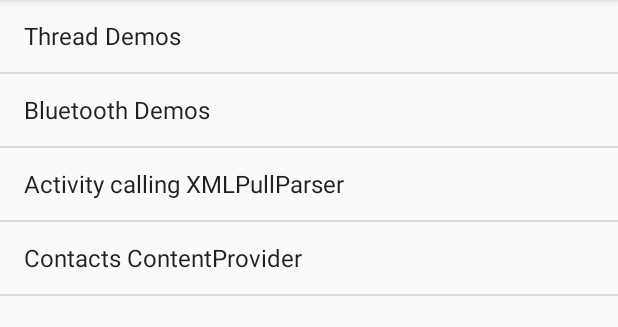
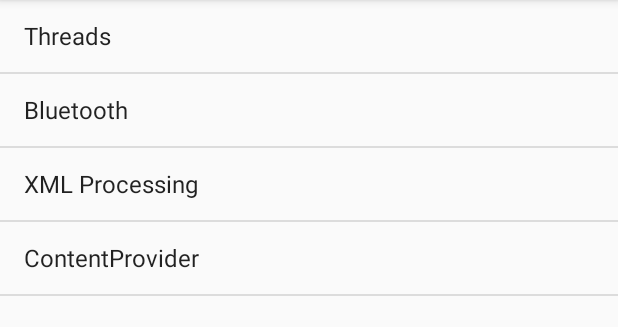
Before and after one commit to efoertsch/DemoCode, an Android app: the screen it shows after launch (DemoListActivity), on a phone screen of 412 x 824 dp, the part 84-411 px from its top. Run offline under Robolectric (Android 15) with nearby library versions, the phone set to English and light mode, and no system bars.

Commit message:
Refactored code. Fixed BLe issue on pre 5.0 devices. Also fixed some UI tablet issues

```diff
--- a/app/src/main/AndroidManifest.xml
+++ b/app/src/main/AndroidManifest.xml
@@ -121,7 +121,7 @@
                 android:value="splitActionBarWhenNarrow" />
         </activity>
         <activity
-            android:name=".ActivityForParserOutput"
+            android:name=".handlingxml.ActivityForParserOutput"
             android:parentActivityName=".FunctionListActivity"
             android:uiOptions="splitActionBarWhenNarrow">
 
@@ -202,7 +202,7 @@
                 android:value="splitActionBarWhenNarrow" />
         </activity>
         <activity
-            android:name=".ContactsActivity"
+            android:name=".contentprovider.ContactsActivity"
             android:parentActivityName=".FunctionListActivity"
             android:uiOptions="splitActionBarWhenNarrow">
 
--- a/app/src/main/java/com/fisincorporated/democode/FunctionListFragment.java
+++ b/app/src/main/java/com/fisincorporated/democode/FunctionListFragment.java
@@ -3,7 +3,9 @@ package com.fisincorporated.democode;
 
 import com.fisincorporated.democode.bluetooth.ClassicBluetoothDiscoveryActivity;
 import com.fisincorporated.democode.bluetooth.ListSearchBluetoothActivity;
+import com.fisincorporated.democode.contentprovider.ContactsActivity;
 import com.fisincorporated.democode.demoui.DemoListActivity;
+import com.fisincorporated.democode.handlingxml.ActivityForParserOutput;
 import com.fisincorporated.democode.threads.AsyncTaskActivity;
 import com.fisincorporated.democode.threads.HandlerThreadActivity;
 import com.fisincorporated.democode.threads.IntentServiceActivity;
--- a/app/src/main/java/com/fisincorporated/democode/bluetooth/BleScanFragment.java
+++ b/app/src/main/java/com/fisincorporated/democode/bluetooth/BleScanFragment.java
@@ -186,6 +186,7 @@ public class BleScanFragment extends MasterFragment {
                         .setScanMode(ScanSettings.SCAN_MODE_LOW_LATENCY)
                         .build();
                 mFilters = new ArrayList<ScanFilter>();
+                getScanCallback();
             }
             scanLeDevice(true);
         }
--- a/app/src/main/java/com/fisincorporated/democode/ContactsActivity.java
+++ b/app/src/main/java/com/fisincorporated/democode/contentprovider/ContactsActivity.java
@@ -1,4 +1,4 @@
-package com.fisincorporated.democode;
+package com.fisincorporated.democode.contentprovider;
 
 import android.content.ContentResolver;
 import android.content.Context;
@@ -13,6 +13,8 @@ import android.widget.ArrayAdapter;
 import android.widget.ListView;
 import android.widget.ProgressBar;
 import android.widget.TextView;
+
+import com.fisincorporated.democode.R;
 
 import java.util.ArrayList;
 
--- a/app/src/main/java/com/fisincorporated/democode/demoui/DemoListActivity.java
+++ b/app/src/main/java/com/fisincorporated/democode/demoui/DemoListActivity.java
@@ -26,17 +26,32 @@ import com.fisincorporated.democode.R;
 public class DemoListActivity extends AppCompatActivity implements
         DemoListFragment.Callbacks {
     private static final String TAG = DemoListActivity.class.getSimpleName();
-    private static final String MAIN_FRAGMENT_TITLE = "com.fisincorporated.democode.demoui.MAIN_FRAGMENT_TITLE";
-
+    private static final String MASTER_FRAGMENT_TITLE = "com.fisincorporated.democode.demoui.MASTER_FRAGMENT_TITLE";
+    private static final String DETAIL_FRAGMENT_TITLE = "com.fisincorporated.democode.demoui.DETAIL_FRAGMENT_TITLE";
     /**
      * Whether or not the activity is in two-pane mode, i.e. running on a tablet
      * device.
      */
     private boolean mTwoPane;
-    private AlertDialog errorAlertDialog;
-    protected ActionBar actionBar;
-    private TextView tvActionBarSubHeader ;
-    private TextView tvFragmentHeaderText;
+    private AlertDialog mErrorAlertDialog;
+    protected ActionBar mActionBar;
+    private TextView mTvActionBarSubHeader;
+    private TextView mTvFragmentHeaderText;
+    /**
+     * A JSON list of the demo topics that can be selected
+     */
+    private String mDemoListJson = null;
+    /**
+     * The demo topic header (only not null once you start drilling down
+     */
+    private String mMainFragmentTitle = null;
+
+    /**
+     * Hold detail fragment text (only not null when you get down to last level of list and a
+     * demo topic is selected from the master list
+     */
+    private String mDetailFragmentTitle = null;
+
 
     //added for tablet
     protected int getLayoutResId() {
@@ -45,21 +60,20 @@ public class DemoListActivity extends AppCompatActivity implements
 
     @Override
     protected void onCreate(Bundle savedInstanceState) {
-        DemoTopicList demoTopicList = null;
         super.onCreate(savedInstanceState);
         setContentView(getLayoutResId());
 
-        tvActionBarSubHeader = (TextView) findViewById(R.id.tvActionBarSubHeader);
-        tvFragmentHeaderText = (TextView) findViewById(R.id.tvFragmentHeaderText);
-        actionBar = getSupportActionBar();
-        actionBar.setDisplayHomeAsUpEnabled(true);
+        mTvActionBarSubHeader = (TextView) findViewById(R.id.tvActionBarSubHeader);
+        mTvFragmentHeaderText = (TextView) findViewById(R.id.tvFragmentHeaderText);
+        mActionBar = getSupportActionBar();
+        mActionBar.setDisplayHomeAsUpEnabled(true);
         // See if intent had list of fragments (to be passed to list fragment)
-        // Note demoListJson may be null if just starting this as main activity
-        String demoListJson = getIntent().getStringExtra(DemoTopicList.DEMO_LIST);
-        String mainFragmentTitle = getIntent().getStringExtra(MAIN_FRAGMENT_TITLE);
-        if (mainFragmentTitle != null) {
-            tvActionBarSubHeader.setText(mainFragmentTitle);
-            tvActionBarSubHeader.setVisibility(View.VISIBLE);
+        // Note mDemoListJson may be null if just starting this as main activity
+        mDemoListJson = getIntent().getStringExtra(DemoTopicList.DEMO_LIST);
+        mMainFragmentTitle = getIntent().getStringExtra(MASTER_FRAGMENT_TITLE);
+        if (mMainFragmentTitle != null && mTvActionBarSubHeader != null) {
+            mTvActionBarSubHeader.setText(mMainFragmentTitle);
+            mTvActionBarSubHeader.setVisibility(View.VISIBLE);
         }
 
 
@@ -78,13 +92,14 @@ public class DemoListActivity extends AppCompatActivity implements
             fragment = new DemoListFragment();
             // pass the list of demo fragments to the list fragment
             Bundle bundle = new Bundle();
-            bundle.putString(DemoTopicList.DEMO_LIST, demoListJson);
+            bundle.putString(DemoTopicList.DEMO_LIST, mDemoListJson);
             fragment.setArguments(bundle);
 
             fm.beginTransaction().add(R.id.fragmentContainer, fragment)
                     .commit();
         }
     }
+
 
     @Override
     public boolean onOptionsItemSelected(MenuItem item) {
@@ -112,7 +127,7 @@ public class DemoListActivity extends AppCompatActivity implements
         if (demoTopicInfo.getDemoListClassName() != null) {
             Intent listIntent = new Intent(this, Class.forName(demoTopicInfo.getActivity()));
             listIntent.putExtra(DemoTopicList.DEMO_LIST, demoTopicInfo.getDemoListClassName());
-            listIntent.putExtra(MAIN_FRAGMENT_TITLE, demoTopicInfo.getDescription());
+            listIntent.putExtra(MASTER_FRAGMENT_TITLE, demoTopicInfo.getDescription());
             startActivity(listIntent);
             return;
         }
@@ -137,8 +152,9 @@ public class DemoListActivity extends AppCompatActivity implements
                     getSupportFragmentManager().beginTransaction()
                             //.replace(R.id.item_detail_container, fragment).commit();
                             .replace(R.id.detailFragmentContainer, fragment).commit();
-                    tvFragmentHeaderText.setText(demoTopicInfo.getDescription());
-                    tvFragmentHeaderText.setVisibility(View.VISIBLE);
+                    mDetailFragmentTitle = demoTopicInfo.getDescription();
+                    mTvFragmentHeaderText.setText(mDetailFragmentTitle);
+                    mTvFragmentHeaderText.setVisibility(View.VISIBLE);
                 } catch (InstantiationException e) {
                     displayError("InstantiationException", demoTopicInfo.getFragment() + " " + e.toString());
                 } catch (IllegalAccessException e) {
@@ -159,6 +175,26 @@ public class DemoListActivity extends AppCompatActivity implements
 
     }
 
+    @Override
+    public void onSaveInstanceState(Bundle outState) {
+        super.onSaveInstanceState(outState);
+        outState.putString(DemoTopicList.DEMO_LIST, mDemoListJson);
+        outState.putString(MASTER_FRAGMENT_TITLE, mMainFragmentTitle);
+        outState.putString(DETAIL_FRAGMENT_TITLE, mDetailFragmentTitle);
+    }
+
+    @Override
+    public void onRestoreInstanceState(Bundle savedInstanceState) {
+        mDemoListJson = savedInstanceState.getString(DemoTopicList.DEMO_LIST);
+        mMainFragmentTitle = savedInstanceState.getString(MASTER_FRAGMENT_TITLE);
+        mDetailFragmentTitle = savedInstanceState.getString(DETAIL_FRAGMENT_TITLE);
+        if (mDetailFragmentTitle != null) {
+            mTvFragmentHeaderText.setText(mDetailFragmentTitle);
+            mTvFragmentHeaderText.setVisibility(View.VISIBLE);
+        }
+
+    }
+
     private void displayError(String title, String description) {
         AlertDialog.Builder builder = new AlertDialog.Builder(this);
         // 2. Chain together various setter methods to set the dialog characteristics
@@ -166,10 +202,10 @@ public class DemoListActivity extends AppCompatActivity implements
                 .setTitle(title)
                 .setPositiveButton(R.string.ok, new DialogInterface.OnClickListener() {
                     public void onClick(DialogInterface dialog, int id) {
-                        errorAlertDialog.dismiss();
+                        mErrorAlertDialog.dismiss();
                     }
                 });
-        errorAlertDialog = builder.create();
-        errorAlertDialog.show();
+        mErrorAlertDialog = builder.create();
+        mErrorAlertDialog.show();
     }
 }
--- a/app/src/main/java/com/fisincorporated/democode/demoui/DemoListFragment.java
+++ b/app/src/main/java/com/fisincorporated/democode/demoui/DemoListFragment.java
@@ -32,7 +32,9 @@ public class DemoListFragment extends ListFragment {
      */
     private int mActivatedPosition = ListView.INVALID_POSITION;
 
-    private DemoTopicList demoTopicList = new DemoTopicList();
+
+    private String mDemoListClassName = null;
+    private DemoTopicList mDemoTopicList = new DemoTopicList();
 
     /**
      * A callback interface that all activities containing this fragment must
@@ -71,14 +73,16 @@ public class DemoListFragment extends ListFragment {
     public void onCreate(Bundle savedInstanceState) {
         super.onCreate(savedInstanceState);
         lookForArguments(savedInstanceState);
-        setListAdapter(new ArrayAdapter<DemoTopicInfo>(getActivity(),
-                android.R.layout.simple_list_item_activated_1, android.R.id.text1,
-                demoTopicList.ITEMS));
+
     }
 
     @Override
     public void onViewCreated(View view, Bundle savedInstanceState) {
         super.onViewCreated(view, savedInstanceState);
+
+        setListAdapter(new ArrayAdapter<DemoTopicInfo>(getActivity(),
+                android.R.layout.simple_list_item_activated_1, android.R.id.text1,
+                mDemoTopicList.ITEMS));
 
         // Restore the previously serialized activated item position.
         if (savedInstanceState != null
@@ -104,21 +108,21 @@ public class DemoListFragment extends ListFragment {
             bundle = savedInstanceState;
         }
         if (bundle != null) {
-            String demoListClassName = bundle.getString(DemoTopicList.DEMO_LIST);
-            demoTopicList = null;
-            if (demoListClassName != null) {
+            mDemoListClassName = bundle.getString(DemoTopicList.DEMO_LIST);
+            mDemoTopicList = null;
+            if (mDemoListClassName != null) {
                 try {
-                    Class<?> demoClass = Class.forName(demoListClassName);
-                    demoTopicList = (DemoTopicList) demoClass.newInstance();
+                    Class<?> demoClass = Class.forName(mDemoListClassName);
+                    mDemoTopicList = (DemoTopicList) demoClass.newInstance();
                 } catch (ClassNotFoundException cnfe) {
-                    demoTopicList = null;
+                    mDemoTopicList = null;
                 } catch (java.lang.InstantiationException e) {
-                    demoTopicList = null;
+                    mDemoTopicList = null;
                 } catch (IllegalAccessException e) {
-                    demoTopicList = null;
+                    mDemoTopicList = null;
                 }
             } else {
-                demoTopicList = new MainDemoTopicList();
+                mDemoTopicList = new MainDemoTopicList();
             }
         }
     }
@@ -151,7 +155,7 @@ public class DemoListFragment extends ListFragment {
 
         // Notify the active callbacks interface (the activity, if the
         // fragment is attached to one) that an item has been selected.
-        DemoTopicInfo demoTopicInfo = (DemoTopicInfo) demoTopicList.ITEMS.get(position);
+        DemoTopicInfo demoTopicInfo = (DemoTopicInfo) mDemoTopicList.ITEMS.get(position);
         try {
             mCallbacks.onItemSelected(demoTopicInfo);
         } catch (ClassNotFoundException e) {
@@ -163,6 +167,7 @@ public class DemoListFragment extends ListFragment {
     @Override
     public void onSaveInstanceState(Bundle outState) {
         super.onSaveInstanceState(outState);
+        outState.putString(DemoTopicList.DEMO_LIST, mDemoListClassName );
         if (mActivatedPosition != ListView.INVALID_POSITION) {
             // Serialize and persist the activated item position.
             outState.putInt(STATE_ACTIVATED_POSITION, mActivatedPosition);
--- a/app/src/main/java/com/fisincorporated/democode/demoui/MainDemoTopicList.java
+++ b/app/src/main/java/com/fisincorporated/democode/demoui/MainDemoTopicList.java
@@ -6,13 +6,14 @@ package com.fisincorporated.democode.demoui;
  */
 public class MainDemoTopicList extends DemoTopicList {
     private static final long serialVersionUID = 1L;
+
     public MainDemoTopicList() {
         // !!! Don't add .class postfix. This will give ClassNotFoundException,
-		addItem(new DemoTopicInfo("Thread Demos", "com.fisincorporated.democode.demoui.DemoListActivity",   "com.fisincorporated.democode.demoui.DemoListFragment", "com.fisincorporated.democode.threads.ThreadDemoTopicList"));
-		addItem(new DemoTopicInfo("Bluetooth Demos", "com.fisincorporated.democode.demoui.DemoListActivity",   "com.fisincorporated.democode.demoui.DemoListFragment", "com.fisincorporated.democode.bluetooth.BluetoothDemoTopicList"));
+        addItem(new DemoTopicInfo("Threads","com.fisincorporated.democode.demoui.DemoListActivity", "com.fisincorporated.democode.demoui.DemoListFragment", "com.fisincorporated.democode.threads.ThreadDemoTopicList"));
+        addItem(new DemoTopicInfo("Bluetooth","com.fisincorporated.democode.demoui.DemoListActivity", "com.fisincorporated.democode.demoui.DemoListFragment", "com.fisincorporated.democode.bluetooth.BluetoothDemoTopicList"));
 
-		addItem(new DemoTopicInfo("Activity calling XMLPullParser", "com.fisincorporated.democode.ActivityForParserOutput", null, null));
-		addItem(new DemoTopicInfo("Contacts ContentProvider", "com.fisincorporated.democode.ContactsActivity", null, null));
+        addItem(new DemoTopicInfo("XML Processing", "com.fisincorporated.democode.demoui.DemoListActivity", "com.fisincorporated.democode.demoui.DemoListFragment", "com.fisincorporated.democode.handlingxml.XMLDemoTopicList"));
+        addItem(new DemoTopicInfo("ContentProvider", "com.fisincorporated.democode.demoui.DemoListActivity", "com.fisincorporated.democode.demoui.DemoListFragment", "com.fisincorporated.democode.contentprovider.ContentProviderDemoTopicList"));
         //addItem(new DemoTopicInfo("ActivityTemplate (Activity only, no Fragment)", "com.fisincorporated.democode.ActivityTemplate", null,null));
         //addItem(new DemoTopicInfo("ActivityWithFragmentTemplate (Activity uses fragment)","com.fisincorporated.democode.ActivityWithFragmentTemplate", "com.fisincorporated.democode.FragmentTemplate", null));
         //addItem(new DemoTopicInfo("Eclipse Master/Detail template", "com.fisincorporated.democode.ItemListActivity", "com.fisincorporated.democode.ItemListFragment", null));
--- a/app/src/main/java/com/fisincorporated/democode/ActivityForParserOutput.java
+++ b/app/src/main/java/com/fisincorporated/democode/handlingxml/ActivityForParserOutput.java
@@ -1,4 +1,4 @@
-package com.fisincorporated.democode;
+package com.fisincorporated.democode.handlingxml;
 
 import android.os.Bundle;
 import android.support.v7.app.AppCompatActivity;
@@ -7,6 +7,7 @@ import android.view.View.OnClickListener;
 import android.widget.Button;
 import android.widget.TextView;
 
+import com.fisincorporated.democode.R;
 import com.fisincorporated.interfaces.ICallbackTemplate;
 
 
--- a/app/src/main/java/com/fisincorporated/democode/XMLPullParserTemplate.java
+++ b/app/src/main/java/com/fisincorporated/democode/handlingxml/XMLPullParserTemplate.java
@@ -1,4 +1,4 @@
-package com.fisincorporated.democode;
+package com.fisincorporated.democode.handlingxml;
 
 import java.io.FileReader;
 import java.io.IOException;
--- a/app/src/main/res/layout/divider_vertical.xml
+++ b/app/src/main/res/layout/divider_vertical.xml
@@ -1,7 +1,7 @@
 <?xml version="1.0" encoding="utf-8"?>
 <View xmlns:android="http://schemas.android.com/apk/res/android"
-    android:layout_width="match_parent"
-    android:layout_height="1px"
+    android:layout_width="1px"
+    android:layout_height="match_parent"
     android:background="@color/colorAccent"/>
 
 
```
Also changed, not shown: app/src/main/java/com/fisincorporated/democode/contentprovider/ContentProviderDemoTopicList.java (added, +14 -0 lines), app/src/main/java/com/fisincorporated/democode/handlingxml/XMLDemoTopicList.java (added, +16 -0 lines), app/src/main/res/layout-land/activity_twopane.xml (+38 -11 lines), app/src/main/res/layout/activity_fragment.xml (+15 -3 lines). Lines whose indentation alone changed are shown as unchanged.
